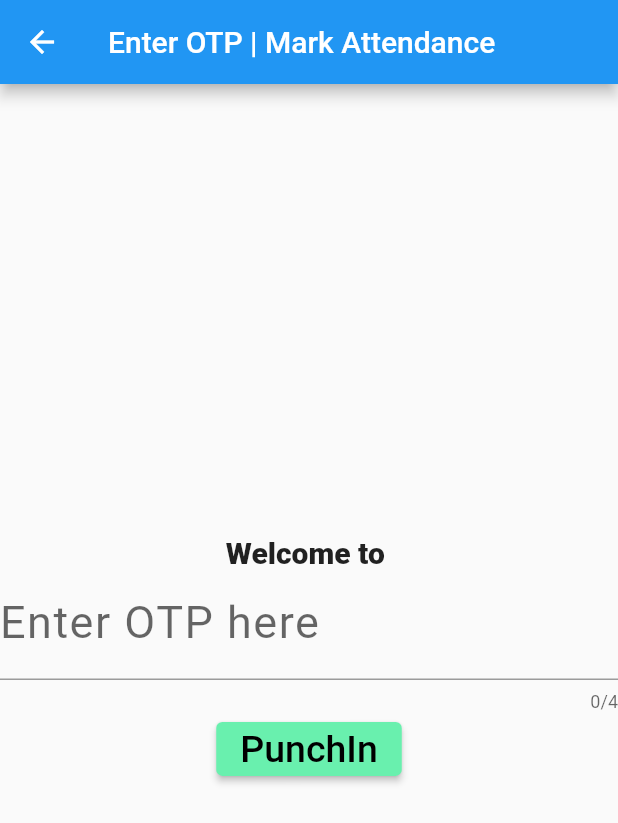
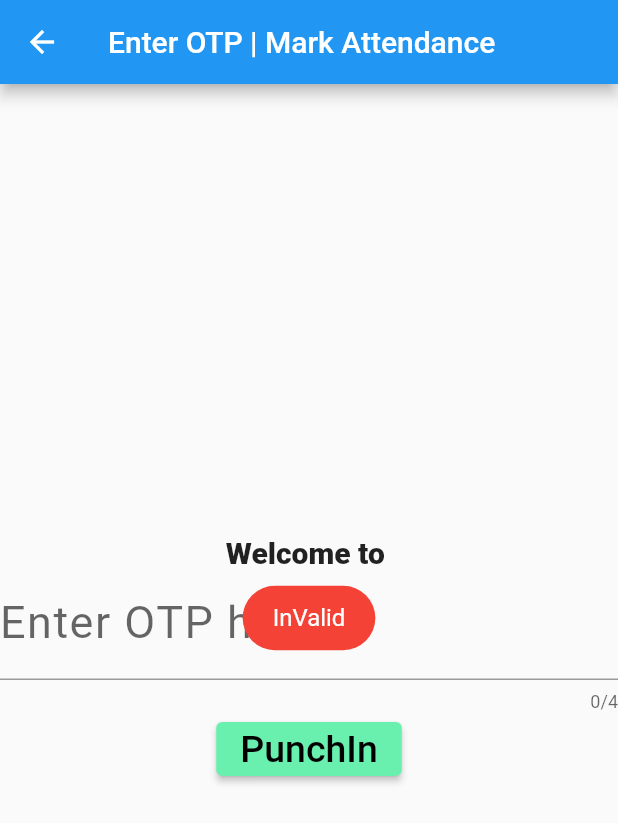
Before and after one commit to Being-Altruistic/AttendanceSystem_Flutter-main, a Flutter app: the OtpForm screen opened directly with empty values, after a tap on "PunchIn", on a phone screen of 412 x 824 dp. Shown: the top 823 px of the screen. Run offline on Flutter 3.47's test engine with Material 2 defaults, Android fonts, the light colour scheme and no system bars; our stand-ins replace fluttertoast, shared_preferences; missing offline and left inert: dart:ffi, otp; accounts and stored records are empty; network calls fail.

Commit message:
Added some more things

```diff
--- a/lib/login.dart
+++ b/lib/login.dart
@@ -10,6 +10,7 @@ import 'package:fluttertoast/fluttertoast.dart';
 import 'package:attendancesystem/Dashboard.dart';
 import 'package:shared_preferences/shared_preferences.dart';
 
+import 'facultyDashboard.dart';
 import 'generateotp.dart';
 
 
@@ -56,7 +57,7 @@ class _LoginPageState extends State<LoginPage> {
             Navigator.push(context, MaterialPageRoute(builder: (context) => Dashboard(),),); // Nav to Dashboard
           }
           else if (selected_radio == 'faculty') {
-            Navigator.push(context, MaterialPageRoute(builder: (context) => OtpGenerator(),),); // Nav to Dashboard
+            Navigator.push(context, MaterialPageRoute(builder: (context) => FacultyDashboard(),),); // Nav to Dashboard
           }
           Fluttertoast.showToast(
               msg: "Authenticated as $selected_radio",
--- a/lib/otpform.dart
+++ b/lib/otpform.dart
@@ -3,6 +3,7 @@ import 'dart:ffi';
 import 'package:flutter/material.dart';
 import 'package:fluttertoast/fluttertoast.dart';
 import 'package:http/http.dart' as http;
+import 'package:shared_preferences/shared_preferences.dart';
 
 class OtpForm extends StatefulWidget {
 
@@ -20,27 +21,76 @@ class OtpForm extends StatefulWidget {
 
 class _OtpFormState extends State<OtpForm> {
   TextEditingController variable = TextEditingController();
+  String user_id_saved_session_value = "";
+  String user_name_saved_session_value = "";
+  String curr_time =  DateTime.now().toString();
+
+
+
+  Future pushStudentData() async {
+    final String curr_classroom = widget.value;
+
+    /** ENTERING VALID STUDENT DATA **/
+    var url = "https://gopunchin.000webhostapp.com/push_studentdata_valid_otp.php";
+
+    // var response = await http.post(Uri.parse(url), body: {'verifyOTP': variable.text});
+    var response = await http.post(Uri.parse(url), body: {
+      'student_id':user_id_saved_session_value,
+      'student_name':user_name_saved_session_value,
+      'student_punch_timestamp':curr_time,
+      'status':"WAIT",
+      'f_course': curr_classroom
+    });
+
+    // var data = json.decode(response.body);
+
+  }
+
 
   Future verifyOtp() async {
+
+    final String curr_classroom = widget.value;
+    SharedPreferences preferences = await SharedPreferences.getInstance();
+    user_id_saved_session_value = preferences.getString('user_id')!;
+    user_name_saved_session_value = preferences.getString('user_name')!;
+
+
+    try {
       var url = "https://gopunchin.000webhostapp.com/otpVerification.php";
-    var response = await http.post(Uri.parse(url), body: {'verifyOTP': variable.text});
+      var response = await http.post(Uri.parse(url), body: {
+        'curr_time': curr_time
+      });
       var data = json.decode(response.body);
-    if (data == "Error") {
+
+      if (data[0]['otp'] == variable.text && data[0]['f_course'] == curr_classroom) {
         Fluttertoast.showToast(
-          msg: "Not Valid",
+            msg: "OTP is Valid",
+            toastLength: Toast.LENGTH_SHORT,
+            gravity: ToastGravity.CENTER,
+            timeInSecForIosWeb: 1,
+            backgroundColor: Colors.green,
+            textColor: Colors.white,
+            fontSize: 16.0);
+
+        pushStudentData();
+
+      } else {
+        Fluttertoast.showToast(
+            msg: "InValid",
             toastLength: Toast.LENGTH_SHORT,
             gravity: ToastGravity.CENTER,
             timeInSecForIosWeb: 1,
             backgroundColor: Colors.red,
             textColor: Colors.white,
             fontSize: 16.0);
-    } else {
+      }
+    }catch(e){
       Fluttertoast.showToast(
-          msg: "Valid",
+          msg: "InValid",
           toastLength: Toast.LENGTH_SHORT,
           gravity: ToastGravity.CENTER,
           timeInSecForIosWeb: 1,
-          backgroundColor: Colors.green,
+          backgroundColor: Colors.red,
           textColor: Colors.white,
           fontSize: 16.0);
     }
```
Also changed, not shown: lib/facultyDashboard.dart (added, +149 -0 lines), lib/generateotp.dart (+137 -19 lines), lib/student_list.dart (added, +16 -0 lines), lib/subjects.dart (added, +14 -0 lines). Lines whose indentation alone changed are shown as unchanged.
